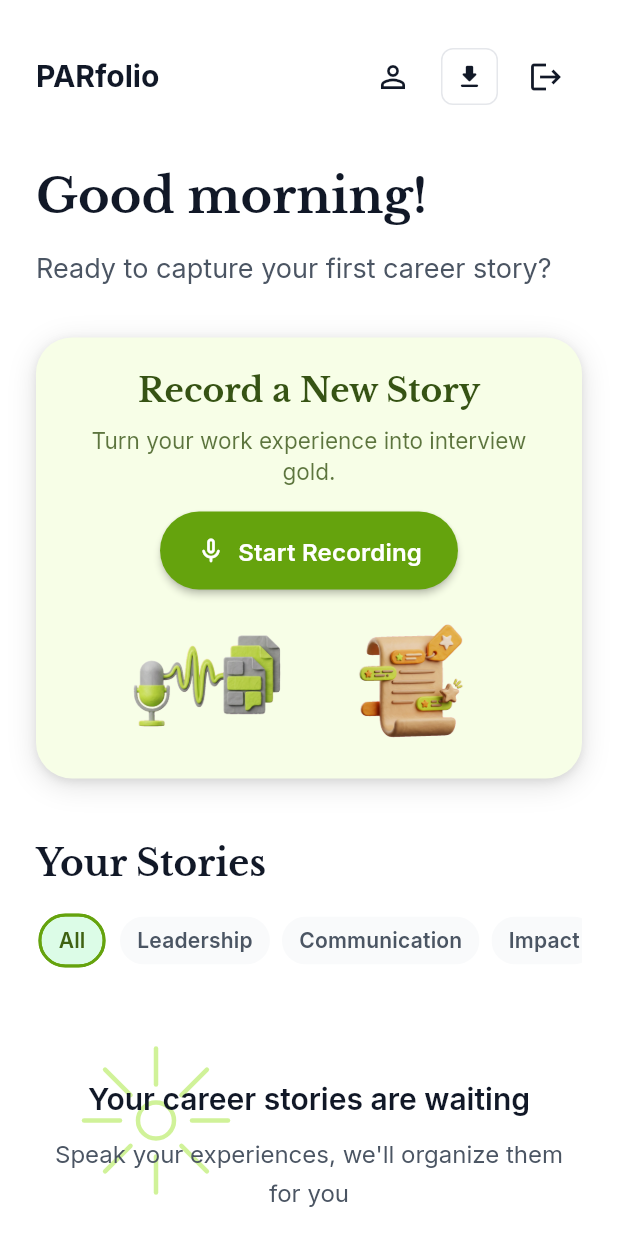
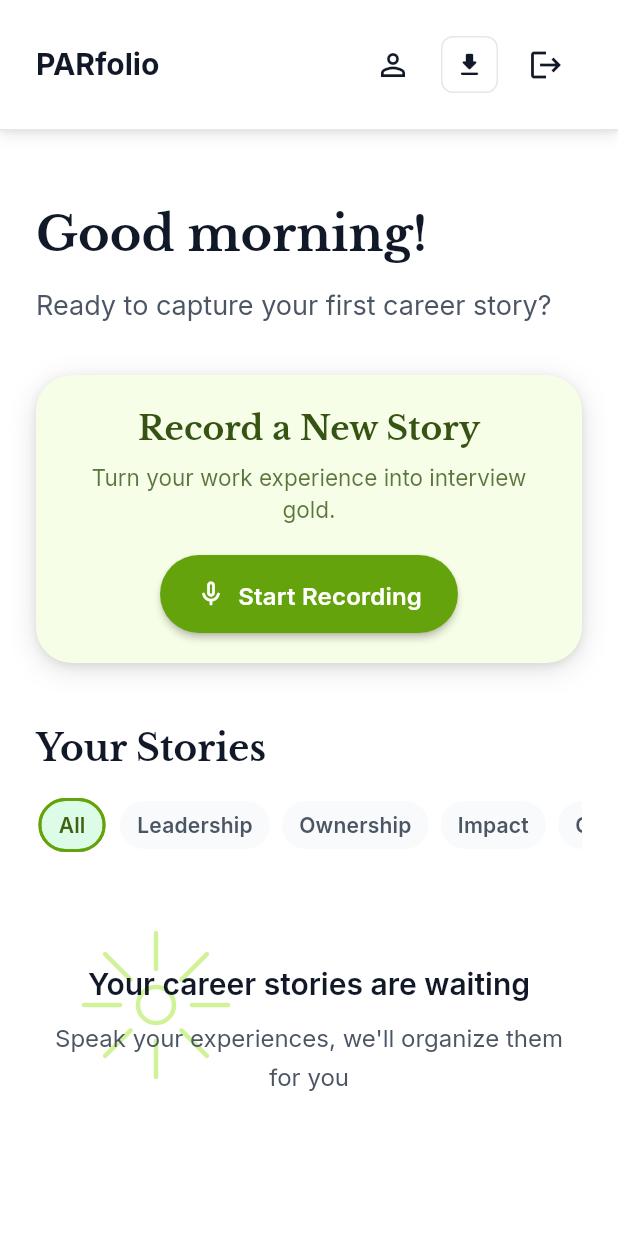
Before and after one commit to nicoladevera/parfolio, a Flutter app: the screen it shows once a user with an empty profile is signed in, on a phone screen of 412 x 824 dp. Run offline on Flutter 3.47's test engine with Material 3 defaults, Android fonts, the phone set to English and light mode, and no system bars; our stand-ins replace firebase_auth, firebase_core, firebase_storage, google_fonts, image_picker, just_audio and 1 more; missing offline and left inert: record; accounts and stored records are empty; network calls fail.

Commit message:
feat: Enhance Dashboard UI and Update Story Categories (#18)
- Refined Dashboard Navigation Bar: Implemented fixed positioning with a subtle drop shadow (Shadows.md) and bottom border (Gray 200) for better delineation.
- Updated Story Categories: Revised the tag list in the filter bar to include Leadership, Ownership, Impact, Communication, Conflict, Strategic Thinking, Execution, Adaptability, Failure, and Innovation.
- Optimized Layout: Constrained the Recording CTA width on wide screens and adjusted vertical spacing for better visual balance.
- Documentation: Updated docs/design_system.md to reflect the new navigation bar standards and the revised story tag list.

```diff
--- a/frontend/lib/screens/home_screen.dart
+++ b/frontend/lib/screens/home_screen.dart
@@ -1,5 +1,6 @@
 import 'package:flutter/material.dart';
 import 'package:provider/provider.dart';
+import '../core/shadows.dart';
 import '../services/auth_service.dart';
 import '../services/story_service.dart';
 import '../models/user_model.dart';
@@ -126,18 +127,25 @@ class _HomeScreenState extends State<HomeScreen> {
             ),
           ],
 
-          // Main Content
-          RefreshIndicator(
-            onRefresh: _loadData,
-            color: Theme.of(context).colorScheme.primary,
-            child: SingleChildScrollView(
-              padding: EdgeInsets.all(24),
-              physics: AlwaysScrollableScrollPhysics(),
-              child: Column(
-                crossAxisAlignment: CrossAxisAlignment.start,
+          // Main Layout
+          Column(
             children: [
-                   // AppBar effectively
-                   Row(
+              // Fixed Navigation Bar
+              Container(
+                padding: const EdgeInsets.symmetric(horizontal: 24, vertical: 16),
+                decoration: BoxDecoration(
+                  color: Colors.white,
+                  border: Border(
+                    bottom: BorderSide(
+                      color: const Color(0xFFE5E7EB), // Gray 200
+                      width: 1,
+                    ),
+                  ),
+                  boxShadow: Shadows.md,
+                ),
+                child: SafeArea(
+                  bottom: false,
+                  child: Row(
                     mainAxisAlignment: MainAxisAlignment.spaceBetween,
                     children: [
                       Text(
@@ -145,16 +153,18 @@ class _HomeScreenState extends State<HomeScreen> {
                         style: Theme.of(context).textTheme.titleMedium?.copyWith(
                               fontWeight: FontWeight.bold,
                               fontSize: 20,
-                        )
+                            ),
                       ),
                       Row(
                         children: [
                           IconButton(
-                            icon: Icon(Icons.person_outline, color: Theme.of(context).colorScheme.onSurface),
+                            icon: Icon(Icons.person_outline,
+                                color: Theme.of(context).colorScheme.onSurface),
                             onPressed: () {
                               Navigator.push(
                                 context,
-                                MaterialPageRoute(builder: (_) => UserProfileScreen()),
+                                MaterialPageRoute(
+                                    builder: (_) => UserProfileScreen()),
                               ).then((_) => _loadData());
                             },
                             tooltip: 'Profile',
@@ -163,21 +173,37 @@ class _HomeScreenState extends State<HomeScreen> {
                             onExport: (format) async {
                               _storyService.startExport(format);
                               ScaffoldMessenger.of(context).showSnackBar(
-                               SnackBar(content: Text('Export started for $format format...')),
+                                SnackBar(
+                                    content: Text('Export started for $format format...')),
                               );
                             },
                           ),
                           IconButton(
-                            icon: Icon(Icons.logout, color: Theme.of(context).colorScheme.onSurface),
-                            onPressed: () => Provider.of<AuthService>(context, listen: false).signOut(),
+                            icon: Icon(Icons.logout,
+                                color: Theme.of(context).colorScheme.onSurface),
+                            onPressed: () =>
+                                Provider.of<AuthService>(context, listen: false).signOut(),
                             tooltip: 'Sign Out',
                           ),
                         ],
                       ),
                     ],
                   ),
+                ),
+              ),
 
-                  SizedBox(height: 32),
+              // Scrollable Body
+              Expanded(
+                child: RefreshIndicator(
+                  onRefresh: _loadData,
+                  color: Theme.of(context).colorScheme.primary,
+                  child: SingleChildScrollView(
+                    padding: const EdgeInsets.all(24),
+                    physics: const AlwaysScrollableScrollPhysics(),
+                    child: Column(
+                      crossAxisAlignment: CrossAxisAlignment.start,
+                      children: [
+                        SizedBox(height: 24), // Added spacing for visual separation from nav bar
                         WelcomeHeader(
                           user: _currentUser,
                           storyCount: _stories.length,
@@ -197,7 +223,7 @@ class _HomeScreenState extends State<HomeScreen> {
                           children: [
                             Text(
                               'Your Stories',
-                        style: Theme.of(context).textTheme.headlineSmall?.copyWith( // Libre Baskerville per plan
+                              style: Theme.of(context).textTheme.headlineSmall?.copyWith(
                                     fontWeight: FontWeight.bold,
                                     fontSize: 24,
                                   ),
@@ -229,7 +255,8 @@ class _HomeScreenState extends State<HomeScreen> {
                               context: context,
                               builder: (context) => AlertDialog(
                                 title: Text('Delete Story'),
-                            content: Text('Are you sure you want to delete this story?'),
+                                content: Text(
+                                    'Are you sure you want to delete this story?'),
                                 actions: [
                                   TextButton(
                                     onPressed: () => Navigator.pop(context),
@@ -240,7 +267,8 @@ class _HomeScreenState extends State<HomeScreen> {
                                       Navigator.pop(context);
                                       _deleteStory(id);
                                     },
-                                child: Text('Delete', style: TextStyle(color: Colors.red)),
+                                    child: Text('Delete',
+                                        style: TextStyle(color: Colors.red)),
                                   ),
                                 ],
                               ),
@@ -252,8 +280,11 @@ class _HomeScreenState extends State<HomeScreen> {
                     ),
                   ),
                 ),
+              ),
             ],
-      )
+          ),
+        ],
+      ),
     );
   }
 }
--- a/frontend/lib/widgets/recording_cta.dart
+++ b/frontend/lib/widgets/recording_cta.dart
@@ -15,16 +15,21 @@ class RecordingCTA extends StatelessWidget {
       builder: (context, constraints) {
         final isNarrow = constraints.maxWidth < 600;
 
-        return Container(
+        return Center(
+          child: ConstrainedBox(
+            constraints: BoxConstraints(
+              maxWidth: isNarrow ? double.infinity : 750,
+            ),
+            child: Container(
               width: double.infinity,
               decoration: BoxDecoration(
                 color: const Color(0xFFF7FEE7), // Lime 50 (Light background)
                 borderRadius: BorderRadius.circular(24),
                 boxShadow: Shadows.lg,
               ),
-          padding: EdgeInsets.all(isNarrow ? 20 : 24),
+              padding: EdgeInsets.all(isNarrow ? 20 : 32),
               child: isNarrow
-            // Mobile: Text on top, images below in a row
+                // Mobile: Text content centered
                 ? Column(
                     mainAxisSize: MainAxisSize.min,
                     children: [
@@ -48,7 +53,7 @@ class RecordingCTA extends StatelessWidget {
                           height: 1.4,
                         ),
                       ),
-                  SizedBox(height: 16),
+                      SizedBox(height: 20),
                       ElevatedButton.icon(
                         onPressed: onRecordPressed,
                         icon: Icon(Icons.mic_none_rounded, size: 20, color: Colors.white),
@@ -60,43 +65,11 @@ class RecordingCTA extends StatelessWidget {
                           shape: RoundedRectangleBorder(borderRadius: BorderRadius.circular(30)),
                         ),
                       ),
-                  SizedBox(height: 16),
-                  // Both images side by side, smaller and symmetrical
-                  Row(
-                    mainAxisAlignment: MainAxisAlignment.center,
-                    children: [
-                      Image.asset(
-                        'assets/feature_voice_to_par_v3.png',
-                        height: 90,
-                        fit: BoxFit.contain,
-                      ),
-                      SizedBox(width: 16),
-                      Image.asset(
-                        'assets/feature_smart_tagging_v3.png',
-                        height: 90,
-                        fit: BoxFit.contain,
-                      ),
-                    ],
-                  ),
                     ],
                   )
-            // Desktop: Left image, center text, right image
-            : Row(
-                children: [
-                  // Left image
-                  Expanded(
-                    flex: 1,
-                    child: Image.asset(
-                      'assets/feature_voice_to_par_v3.png',
-                      height: 160,
-                      fit: BoxFit.contain,
-                    ),
-                  ),
-                  // Center text content
-                  Expanded(
-                    flex: 2,
-                    child: Column(
-                      mainAxisAlignment: MainAxisAlignment.center,
+                // Desktop: Simplified centered layout
+                : Column(
+                    mainAxisSize: MainAxisSize.min,
                     children: [
                       Text(
                         'Record a New Story',
@@ -117,7 +90,7 @@ class RecordingCTA extends StatelessWidget {
                           height: 1.4,
                         ),
                       ),
-                        SizedBox(height: 20),
+                      SizedBox(height: 24),
                       ElevatedButton.icon(
                         onPressed: onRecordPressed,
                         icon: Icon(Icons.mic_none_rounded, size: 20, color: Colors.white),
@@ -141,16 +114,6 @@ class RecordingCTA extends StatelessWidget {
                     ],
                   ),
             ),
-                  // Right image
-                  Expanded(
-                    flex: 1,
-                    child: Image.asset(
-                      'assets/feature_smart_tagging_v3.png',
-                      height: 160,
-                      fit: BoxFit.contain,
-                    ),
-                  ),
-                ],
           ),
         );
       }
--- a/frontend/lib/widgets/tag_filter_bar.dart
+++ b/frontend/lib/widgets/tag_filter_bar.dart
@@ -13,13 +13,15 @@ class TagFilterBar extends StatelessWidget {
   final List<String> _tags = const [
     'All',
     'Leadership',
+    'Ownership',
+    'Impact',
     'Communication',
-    'Impact',
-    'Problem-Solving',
-    'Collaboration',
+    'Conflict',
     'Strategic Thinking',
+    'Execution',
+    'Adaptability',
+    'Failure',
     'Innovation',
-    'Adaptability',
   ];
 
   @override
```
Also changed, not shown: 1 other file. Lines whose indentation alone changed are shown as unchanged.
